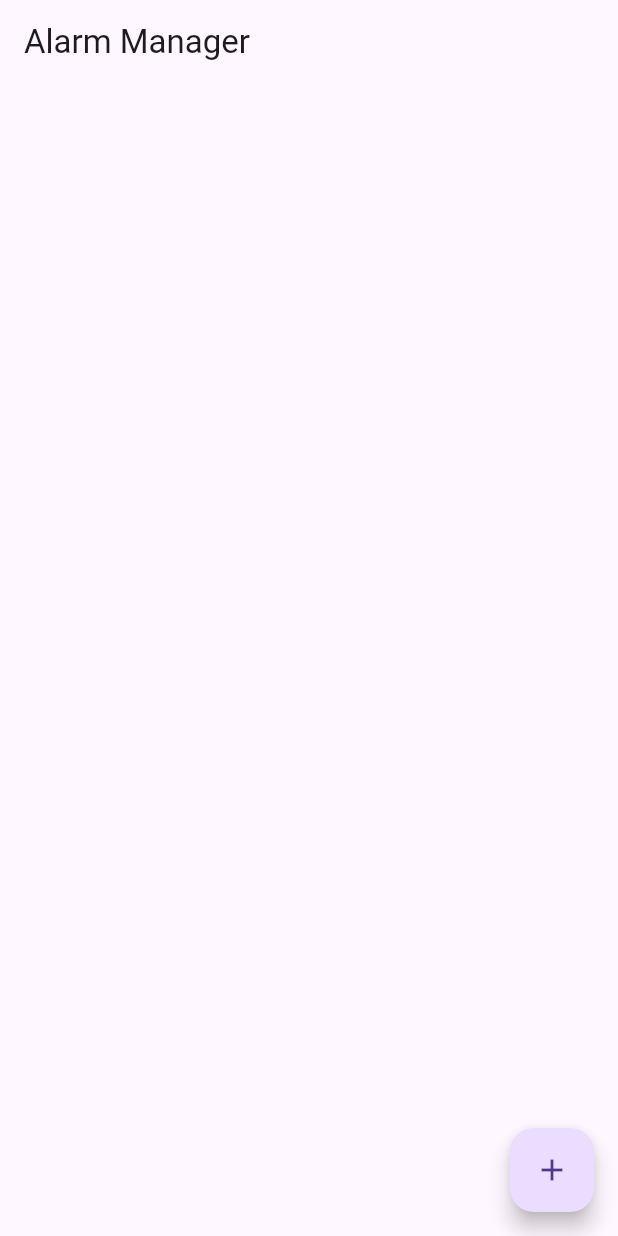
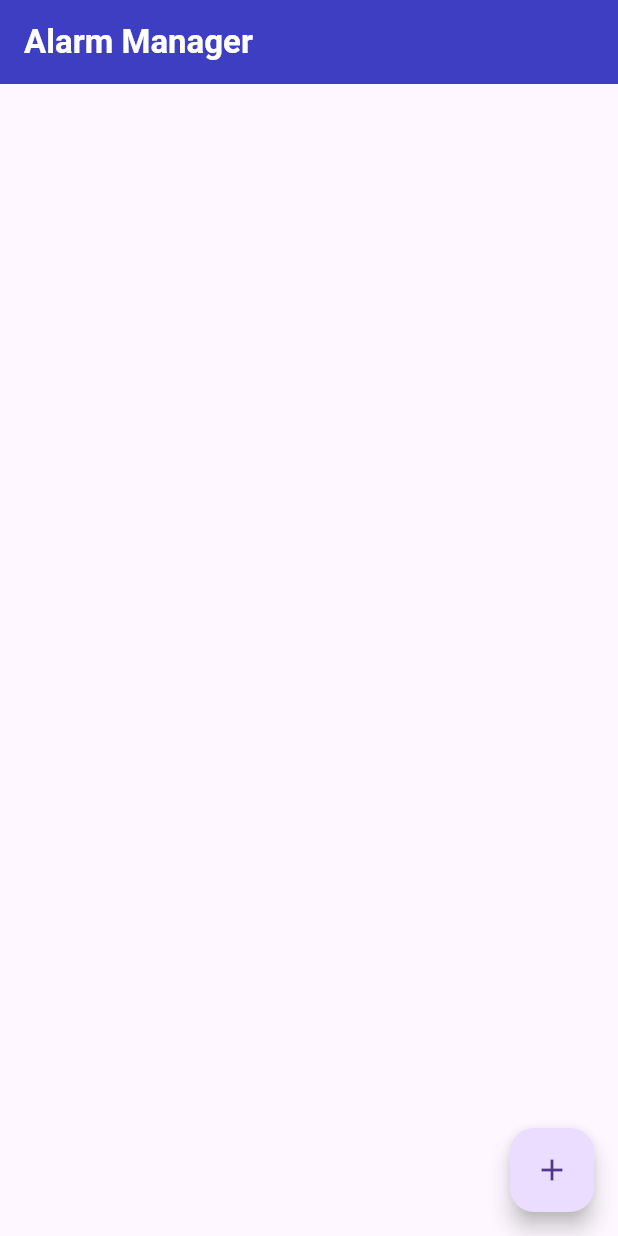
Before and after one commit to Archanciel/alarm_cycle, a Flutter app: the screen it shows after launch, on a phone screen of 412 x 824 dp. Run offline on Flutter 3.47's test engine with Material 3 defaults, Android fonts, the light colour scheme and no system bars; our stand-ins replace audioplayers, flutter_local_notifications, permission_handler; missing offline and left inert: background_fetch.

Commit message:
not sure it works !

```diff
--- a/lib/constant.dart
+++ b/lib/constant.dart
@@ -1,5 +1,5 @@
 import 'package:flutter/material.dart';
 
 final GlobalKey<NavigatorState> navigatorKey = GlobalKey<NavigatorState>();
-const double kFontSize = 19;
+const double kFontSize = 17;
 const double kLabelStyleFontSize = 25;
--- a/lib/views/alarm_page.dart
+++ b/lib/views/alarm_page.dart
@@ -83,7 +83,17 @@ class _AlarmPageState extends State<AlarmPage> with ScreenMixin {
   @override
   Widget build(BuildContext context) {
     return Scaffold(
-      appBar: AppBar(title: const Text("Alarm Manager")),
+      appBar: AppBar(
+        title: const Text(
+          "Alarm Manager",
+          style: TextStyle(
+            fontSize: 22,
+            fontWeight: FontWeight.bold,
+            color: Colors.white,
+          ),
+        ),
+        backgroundColor: const Color(0xFF3D3EC2),
+      ),
       body: Consumer<AlarmVM>(
         builder: (context, viewModel, child) => ListView.builder(
           itemCount: viewModel.alarms.length,
```
Also changed, not shown: pubspec.yaml (+8 -8 lines), pubspec.lock.
